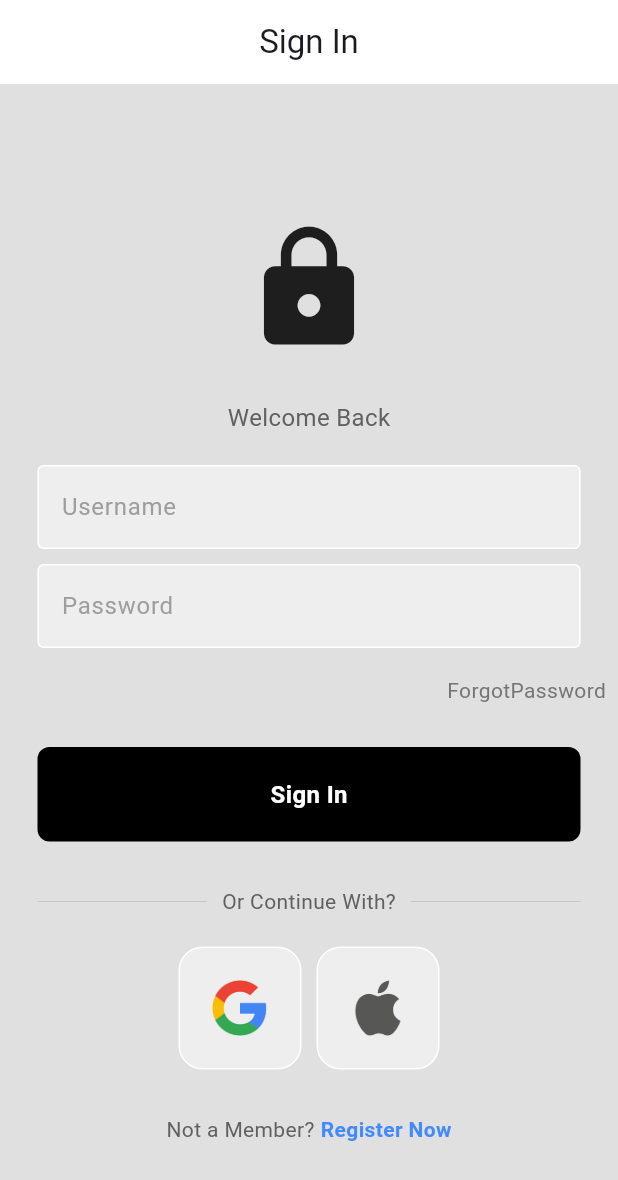
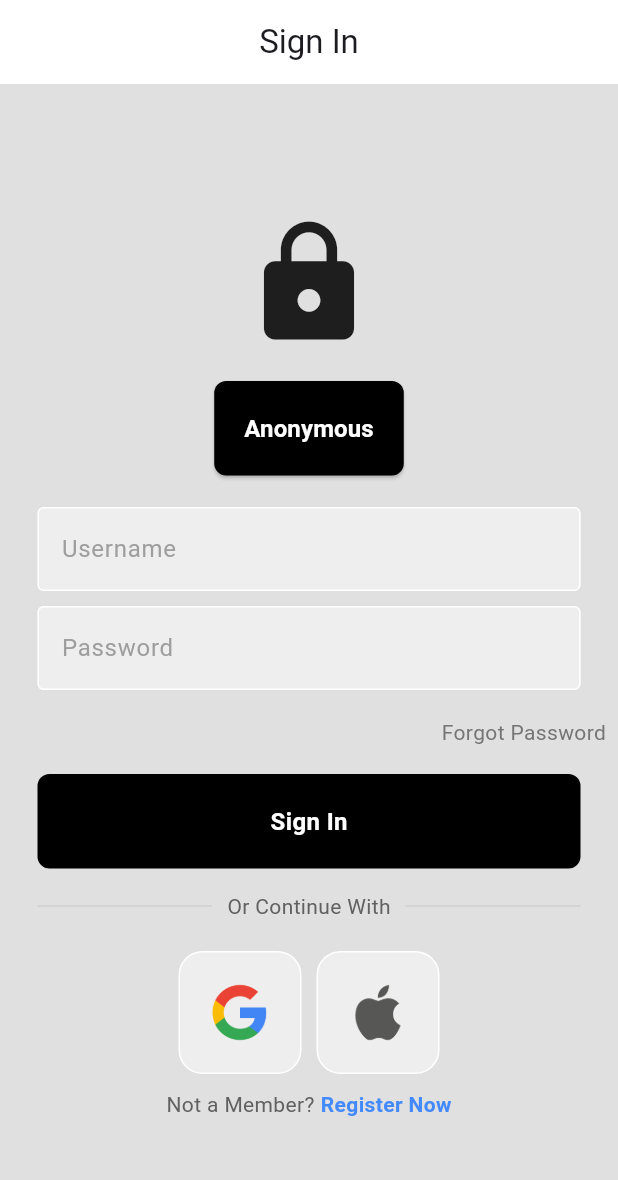
Before and after one commit to Nasiali-Eden/flutter_firebase, a Flutter app: the screen it shows after launch, on a phone screen of 412 x 824 dp. Shown: the top 1180 px of the screen. Run offline on Flutter 3.47's test engine with Material 3 defaults, Android fonts, the phone set to English and light mode, and no system bars; our stand-ins replace firebase_auth; accounts and stored records are empty.

Commit message:
Anonymous SignIn

```diff
--- a/lib/components/buttons.dart
+++ b/lib/components/buttons.dart
@@ -34,3 +34,37 @@ class SignInButton extends StatelessWidget {
     );
   }
 }
+
+class SignInAnon extends StatelessWidget {
+  final Function()? onPressed;
+
+  const SignInAnon({
+    super.key,
+    required this.onPressed,
+  });
+
+  @override
+  Widget build(BuildContext context) {
+    return Container(
+      padding: const EdgeInsets.all(20),
+      margin: const EdgeInsets.symmetric(horizontal: 25),
+      child: ElevatedButton(
+        style: ElevatedButton.styleFrom(
+          backgroundColor: Colors.black, // Background color
+          padding: const EdgeInsets.all(20), // Button padding
+          shape: RoundedRectangleBorder(
+            borderRadius: BorderRadius.circular(8), // Rounded corners
+          ),
+        ),
+        onPressed: onPressed,
+        child: const Text(
+          'Anonymous',
+          style: TextStyle(
+              color: Colors.white,
+              fontWeight: FontWeight.bold,
+              fontSize: 16),
+        ),
+      ),
+    );
+  }
+}
--- a/lib/screens/pages/login_page.dart
+++ b/lib/screens/pages/login_page.dart
@@ -9,11 +9,13 @@ class LoginPage extends StatefulWidget {
   @override
   State<LoginPage> createState() => _LoginPageState();
 }
+
 class _LoginPageState extends State<LoginPage> {
   final usernameController = TextEditingController();
   final passwordController = TextEditingController();
 
   void signUserIn() {}
+  void signInAnon() {}
 
   @override
   Widget build(BuildContext context) {
@@ -28,32 +30,25 @@ class _LoginPageState extends State<LoginPage> {
         child: Column(
           mainAxisAlignment: MainAxisAlignment.center,
           children: [
-          const SizedBox(height: 30),
+            const SizedBox(height: 10),
             const Icon(
               Icons.lock,
               size: 90,
             ),
-          const SizedBox(height: 30),
-          Text("Welcome Back",
-              style: TextStyle(
-                color: Colors.grey[700],
-                fontSize: 16,
-              )),
-          //Username Textfield
-          const SizedBox(height: 20),
+            const SizedBox(height: 0),
+            SignInAnon(onPressed: signInAnon),
+            const SizedBox(height: 1),
             MyTextField(
               obscureText: false,
               controller: usernameController,
               hintText: 'Username',
             ),
-
             const SizedBox(height: 10),
             MyTextField(
               obscureText: true,
               controller: passwordController,
               hintText: 'Password',
             ),
-
             const SizedBox(height: 10),
             Padding(
               padding: const EdgeInsets.all(8.0),
@@ -61,17 +56,15 @@ class _LoginPageState extends State<LoginPage> {
                 mainAxisAlignment: MainAxisAlignment.end,
                 children: [
                   Text(
-                  'ForgotPassword',
+                    'Forgot Password',
                     style: TextStyle(color: Colors.grey[600]),
                   ),
                 ],
               ),
             ),
-          const SizedBox(height: 20),
-
+            const SizedBox(height: 10),
             SignInButton(onTap: signUserIn),
-
-          const SizedBox(height: 30),
+            const SizedBox(height: 15),
             Padding(
               padding: const EdgeInsets.symmetric(horizontal: 25.0),
               child: Row(
@@ -85,7 +78,7 @@ class _LoginPageState extends State<LoginPage> {
                   Padding(
                     padding: const EdgeInsets.symmetric(horizontal: 10.0),
                     child: Text(
-                    'Or Continue With?',
+                      'Or Continue With',
                       style: TextStyle(color: Colors.grey[700]),
                     ),
                   ),
@@ -97,9 +90,7 @@ class _LoginPageState extends State<LoginPage> {
                 ],
               ),
             ),
-
             const SizedBox(height: 20),
-
             const Row(
               mainAxisAlignment: MainAxisAlignment.center,
               children: [
@@ -110,9 +101,7 @@ class _LoginPageState extends State<LoginPage> {
                 SquareTile(imagePath: 'lib/images/apple.png'),
               ],
             ),
-
-          const SizedBox(height: 30),
-
+            const SizedBox(height: 10),
             Row(
               mainAxisAlignment: MainAxisAlignment.center,
               children: [
@@ -127,8 +116,9 @@ class _LoginPageState extends State<LoginPage> {
                       color: Colors.blueAccent, fontWeight: FontWeight.bold),
                 ),
               ],
-          )
-        ]),
+            ),
+          ],
+        ),
       ),
     );
   }
```
Lines whose indentation alone changed are shown as unchanged.
